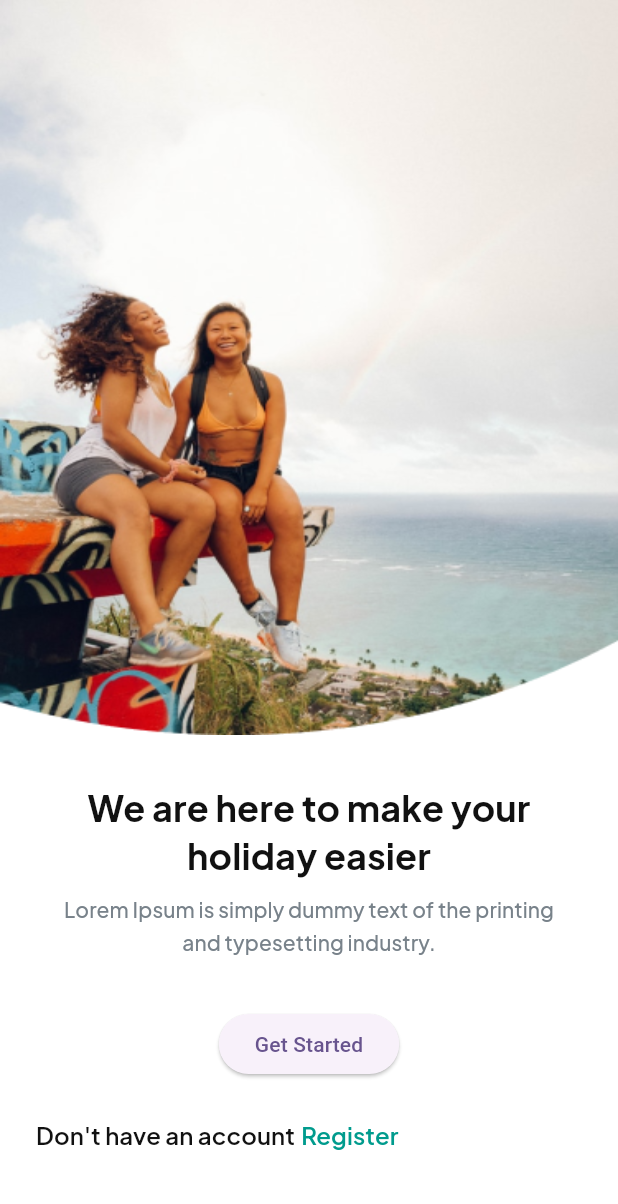
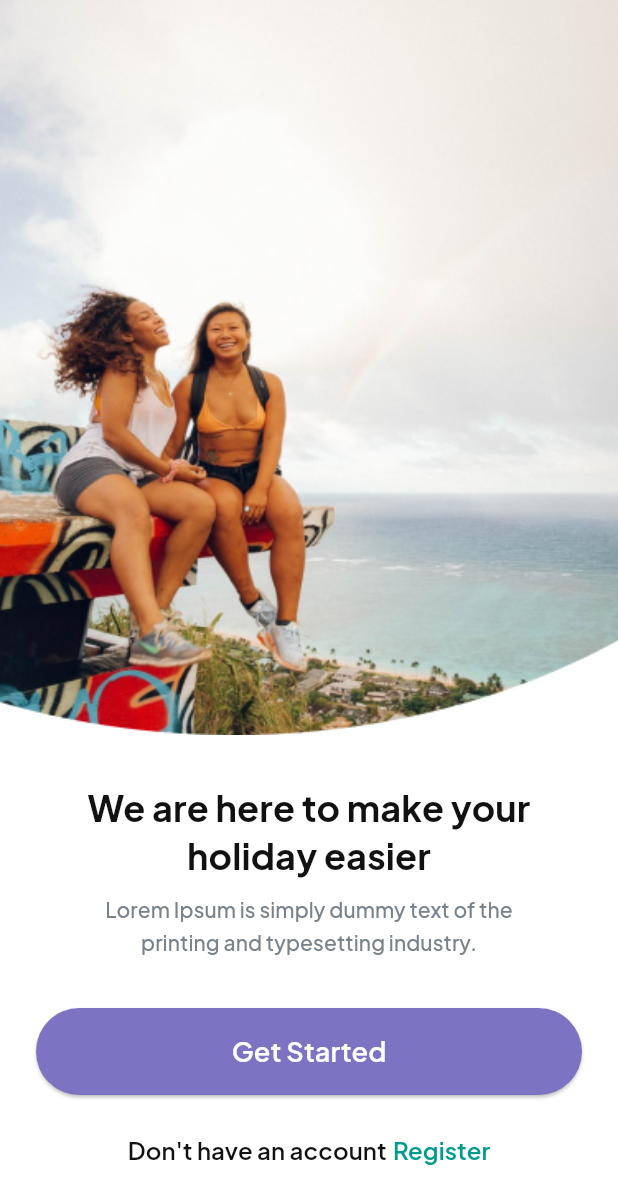
Before and after one commit to JAM5BOCsAdi/vacation, a Flutter app: the screen it shows after launch, on a phone screen of 412 x 824 dp. Shown: the top 1204 px of the screen. Run offline on Flutter 3.47's test engine with Material 2 defaults, Android fonts, the phone set to English and light mode, and no system bars; our stand-ins replace google_fonts.

Commit message:
OnBoardingScreen Finished | Make it Responsive

```diff
--- a/lib/constants/const_images.dart
+++ b/lib/constants/const_images.dart
@@ -1 +1 @@
-const String subtract = 'assets/images/subtract.png';
+const String kSubtract = 'assets/images/subtract.png';
--- /dev/null
+++ b/lib/constants/const_routes.dart
@@ -0,0 +1,3 @@
+const String kHomeScreen = '/home_screen';
+const String kOnBoardingScreen = '/onboarding_screen';
+const String kVacationDetailsScreen = '/vacation_details_screen';
--- a/lib/constants/const_texts.dart
+++ b/lib/constants/const_texts.dart
@@ -1,6 +1,6 @@
 // OnBoarding Screen:
-const String kOnBoardingTitle = 'We are here to make your holiday easier';
-const String kOnBoardingDescription = 'Lorem Ipsum is simply dummy text of the printing and typesetting industry.';
+const String kOnBoardingTitle = 'We are here to make your\nholiday easier';
+const String kOnBoardingDescription = 'Lorem Ipsum is simply dummy text of the\nprinting and typesetting industry.';
 const String kOnBoardingButton = 'Get Started';
 const String kOnBoardingDHA = 'Don\'t have an account';
 const String kOnBoardingRegister = 'Register';
--- a/lib/screens/app.dart
+++ b/lib/screens/app.dart
@@ -15,10 +15,10 @@ class App extends StatelessWidget {
         colorScheme: ColorScheme.fromSeed(seedColor: Colors.deepPurple),
         useMaterial3: true,
       ),
-      home: const OnboardingScreen(),
+      home: const OnBoardingScreen(),
       initialRoute: '/onboarding_screen',
       routes: {
-        '/onboarding_screen': (context) => const OnboardingScreen(),
+        '/onboarding_screen': (context) => const OnBoardingScreen(),
         '/home_screen': (context) => const HomeScreen(),
         '/vacation_details_screen': (context) => const VacationDetailsScreen(),
       },
--- a/lib/screens/onboarding_screen.dart
+++ b/lib/screens/onboarding_screen.dart
@@ -1,12 +1,14 @@
 import 'package:flutter/material.dart';
 import 'package:google_fonts/google_fonts.dart';
 import 'package:vacation/constants/const_colors.dart';
+import 'package:vacation/constants/const_routes.dart';
 import 'package:vacation/constants/const_texts.dart';
 
+import '../constants/const_images.dart';
 import '../constants/const_styles.dart';
 
-class OnboardingScreen extends StatelessWidget {
-  const OnboardingScreen({super.key});
+class OnBoardingScreen extends StatelessWidget {
+  const OnBoardingScreen({super.key});
 
   @override
   Widget build(BuildContext context) {
@@ -20,16 +22,19 @@ class OnboardingScreen extends StatelessWidget {
       body: SafeArea(
         top: false,
         child: Container(
-          padding: const EdgeInsets.only(left: 0, top: 0, right: 0, bottom: 34),
           color: kWhiteColor,
           height: height,
           width: width,
+          child: Scrollbar(
+            child: SingleChildScrollView(
+              physics: const AlwaysScrollableScrollPhysics(),
+              scrollDirection: Axis.vertical,
               child: Column(
                 children: [
                   Padding(
                     padding: const EdgeInsets.only(left: 0, top: 0, right: 0, bottom: 32),
                     child: Image.asset(
-                  'assets/images/subtract.png',
+                      kSubtract,
                       fit: BoxFit.fill,
                       height: 490,
                       width: width,
@@ -76,11 +81,27 @@ class OnboardingScreen extends StatelessWidget {
                         Padding(
                           padding: const EdgeInsets.only(top: 0, right: 0, left: 0, bottom: 24),
                           child: ElevatedButton(
-                        onPressed: () {},
-                        child: const Text(kOnBoardingButton),
+                            style: ElevatedButton.styleFrom(
+                              backgroundColor: kBlueColor,
+                              fixedSize: const Size(double.maxFinite, 58),
+                            ),
+                            onPressed: () => Navigator.of(context).pushNamed(kHomeScreen),
+                            child: Text(
+                              kOnBoardingButton,
+                              style: GoogleFonts.plusJakartaSans(
+                                fontSize: 18,
+                                fontWeight: FontWeight.w600,
+                                height: 1.44,
+                                letterSpacing: 0.09,
+                                color: kDarkerWhite,
                               ),
                             ),
-                    Row(
+                          ),
+                        ),
+                        Padding(
+                          padding: const EdgeInsets.only(left: 0, top: 0, right: 0, bottom: 34),
+                          child: Row(
+                            mainAxisAlignment: MainAxisAlignment.center,
                             children: [
                               Padding(
                                 padding: const EdgeInsets.only(top: 0, right: 4, left: 0, bottom: 0),
@@ -95,6 +116,7 @@ class OnboardingScreen extends StatelessWidget {
                               ),
                             ],
                           ),
+                        ),
                       ],
                     ),
                   ),
@@ -102,6 +124,8 @@ class OnboardingScreen extends StatelessWidget {
               ),
             ),
           ),
+        ),
+      ),
     );
   }
 }
```
Lines whose indentation alone changed are shown as unchanged.
